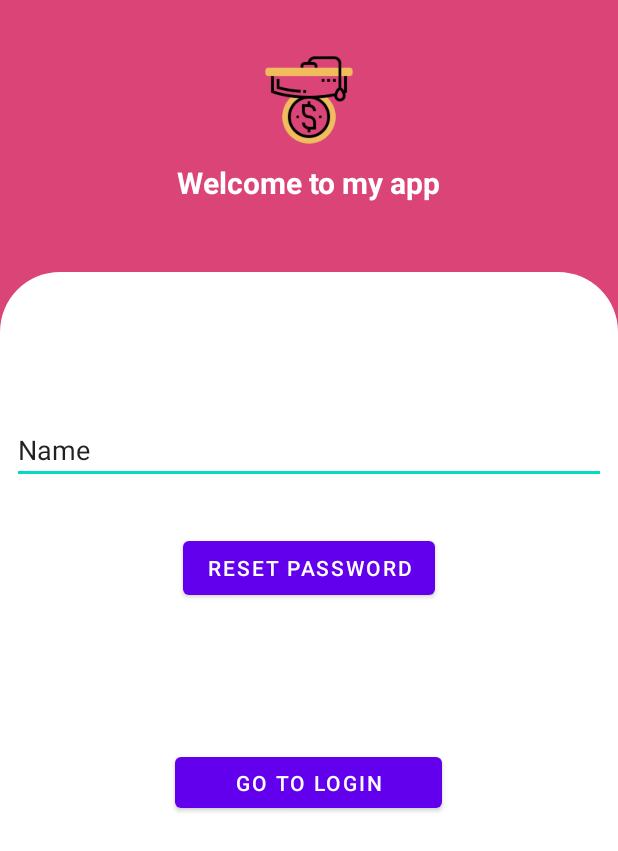
After one commit to quangthuan01/DesigntheTheme, an Android app: the ForgotPassWord screen opened directly, with no data from a screen before it, on a phone screen of 412 x 824 dp. The commit adds this screen. Shown: the top 851 px of the screen. Run offline under Robolectric (Android 15) with nearby library versions, the phone set to English and light mode, and no system bars; our stand-ins replace Firebase (no records; nobody signed in at launch, a user with empty details on screens opened directly).

```diff
--- a/app/src/main/AndroidManifest.xml
+++ b/app/src/main/AndroidManifest.xml
@@ -11,17 +11,15 @@
         android:roundIcon="@mipmap/ic_launcher_round"
         android:supportsRtl="true"
         android:theme="@style/Theme.Thietkegiaodien">
+        <activity android:name=".login.ForgotPassWord"></activity>
         <activity android:name=".login.Login">
             <intent-filter>
                 <action android:name="android.intent.action.MAIN" />
 
                 <category android:name="android.intent.category.LAUNCHER" />
             </intent-filter>
-
         </activity>
-        <activity android:name=".MainActivity">
-
-        </activity>
+        <activity android:name=".MainActivity"></activity>
     </application>
 
 </manifest>
--- /dev/null
+++ b/app/src/main/java/com/example/thietkegiaodien/login/ForgotPassWord.java
@@ -0,0 +1,76 @@
+package com.example.thietkegiaodien.login;
+
+import androidx.annotation.NonNull;
+import androidx.appcompat.app.AppCompatActivity;
+
+import android.content.Intent;
+import android.os.Bundle;
+import android.util.Patterns;
+import android.view.View;
+import android.widget.Button;
+import android.widget.EditText;
+import android.widget.Toast;
+
+import com.example.thietkegiaodien.R;
+import com.google.android.gms.tasks.OnCompleteListener;
+import com.google.android.gms.tasks.Task;
+import com.google.firebase.auth.FirebaseAuth;
+
+public class ForgotPassWord extends AppCompatActivity {
+    EditText enterEmail;
+    Button reSetPass,gotoLogin;
+    FirebaseAuth auth;
+
+    @Override
+    protected void onCreate(Bundle savedInstanceState) {
+        super.onCreate(savedInstanceState);
+        setContentView(R.layout.activity_forgot_pass_word);
+        enterEmail = findViewById(R.id.enterEmail);
+        reSetPass = findViewById(R.id.resetPass);
+        gotoLogin = findViewById(R.id.gotologin);
+        auth = FirebaseAuth.getInstance();
+
+        //gotologin
+        gotoLogin.setOnClickListener(new View.OnClickListener() {
+            @Override
+            public void onClick(View v) {
+                startActivity(new Intent(ForgotPassWord.this,Login.class));
+                finish();
+            }
+        });
+
+        //resetpass
+        reSetPass.setOnClickListener(new View.OnClickListener() {
+            @Override
+            public void onClick(View v) {
+                reSetPassWord();
+            }
+        });
+    }
+
+    private void reSetPassWord() {
+        String email = enterEmail.getText().toString().trim();
+        if (email.isEmpty()) {
+            enterEmail.setError("Email is required!");
+            enterEmail.requestFocus();
+            return;
+        }
+        if (!Patterns.EMAIL_ADDRESS.matcher(email).matches()) {
+            enterEmail.setError("Please provide valid email!");
+            enterEmail.requestFocus();
+            return;
+
+        }
+        auth.sendPasswordResetEmail(email).addOnCompleteListener(new OnCompleteListener<Void>() {
+            @Override
+            public void onComplete(@NonNull Task<Void> task) {
+                if (task.isSuccessful()) {
+                    Toast.makeText(ForgotPassWord.this, "Check your email to reset your password!", Toast.LENGTH_SHORT).show();
+
+                }else{
+                    Toast.makeText(ForgotPassWord.this, "Try again! Something wrong happened! ", Toast.LENGTH_SHORT).show();
+                }
+            }
+        });
+    }
+}
--- a/app/src/main/java/com/example/thietkegiaodien/login/LoginTabFragment.java
+++ b/app/src/main/java/com/example/thietkegiaodien/login/LoginTabFragment.java
@@ -8,6 +8,7 @@ import android.view.View;
 import android.view.ViewGroup;
 import android.widget.Button;
 import android.widget.EditText;
+import android.widget.TextView;
 import android.widget.Toast;
 
 import androidx.annotation.NonNull;
@@ -27,6 +28,7 @@ public class LoginTabFragment extends Fragment {
 
     EditText inputEditTextEmail, inputEditTextPass;
     TextInputLayout inputLayoutEmail, inputLayoutPass;
+    TextView forgetPass;
     FirebaseAuth mAuth;
     Button login;
     float y = 0;
@@ -38,6 +40,7 @@ public class LoginTabFragment extends Fragment {
         inputEditTextPass = mroot.findViewById(R.id.EditTextInputPass);
         inputLayoutEmail = mroot.findViewById(R.id.inputLayoutEmail);
         inputLayoutPass = mroot.findViewById(R.id.inputLayoutPass);
+        forgetPass= mroot.findViewById(R.id.forget_pass);
         login = mroot.findViewById(R.id.btn_login);
         mAuth = FirebaseAuth.getInstance();
 
@@ -95,6 +98,13 @@ public class LoginTabFragment extends Fragment {
             }
         });
 
+        forgetPass.setOnClickListener(new View.OnClickListener() {
+            @Override
+            public void onClick(View v) {
+                startActivity(new Intent(getActivity(),ForgotPassWord.class));
+            }
+        });
+
 
 //        inputLayoutEmail.setTranslationX(900);
 //        inputEditTextEmail.setTranslationX(900);
--- /dev/null
+++ b/app/src/main/res/layout/activity_forgot_pass_word.xml
@@ -0,0 +1,109 @@
+<?xml version="1.0" encoding="utf-8"?>
+<androidx.constraintlayout.widget.ConstraintLayout
+    xmlns:android="http://schemas.android.com/apk/res/android"
+    xmlns:app="http://schemas.android.com/apk/res-auto"
+    xmlns:tools="http://schemas.android.com/tools"
+    android:layout_width="match_parent"
+    android:layout_height="match_parent"
+    tools:context=".MainActivity">
+
+    <ImageView
+        android:id="@+id/imageView"
+        android:layout_width="wrap_content"
+        android:layout_height="0dp"
+        android:scaleType="centerCrop"
+        android:src="@drawable/header_backround"
+        app:layout_constraintBottom_toBottomOf="parent"
+        app:layout_constraintEnd_toEndOf="parent"
+        app:layout_constraintHeight_percent=".27"
+        app:layout_constraintStart_toStartOf="parent"
+        app:layout_constraintTop_toTopOf="parent"
+        app:layout_constraintVertical_bias="0" />
+
+    <androidx.constraintlayout.widget.ConstraintLayout
+        android:id="@+id/constraintLayout"
+        android:layout_width="match_parent"
+        android:layout_height="0dp"
+        android:background="@drawable/mview_backround"
+        app:layout_constraintBottom_toBottomOf="parent"
+        app:layout_constraintEnd_toEndOf="parent"
+        app:layout_constraintHeight_percent=".78"
+        app:layout_constraintStart_toStartOf="parent"
+        app:layout_constraintTop_toTopOf="parent"
+        app:layout_constraintVertical_bias="1">
+
+
+        <EditText
+            android:id="@+id/enterEmail"
+            android:layout_width="0dp"
+            android:layout_height="wrap_content"
+            android:layout_marginStart="8dp"
+            android:layout_marginLeft="8dp"
+            android:layout_marginTop="96dp"
+            android:layout_marginEnd="8dp"
+            android:layout_marginRight="8dp"
+            android:layout_marginBottom="100dp"
+            android:ems="10"
+            android:inputType="textPersonName"
+            android:text="Name"
+            app:layout_constraintBottom_toTopOf="@+id/resetPass"
+            app:layout_constraintEnd_toEndOf="parent"
+            app:layout_constraintStart_toStartOf="parent"
+            app:layout_constraintTop_toTopOf="parent" />
+
+        <Button
+            android:id="@+id/resetPass"
+            android:layout_width="wrap_content"
+            android:layout_height="wrap_content"
+            android:layout_marginStart="8dp"
+            android:layout_marginLeft="8dp"
+            android:layout_marginTop="32dp"
+            android:layout_marginEnd="8dp"
+            android:layout_marginRight="8dp"
+            android:text="Reset PassWord"
+            app:layout_constraintEnd_toEndOf="parent"
+            app:layout_constraintStart_toStartOf="parent"
+            app:layout_constraintTop_toBottomOf="@+id/enterEmail" />
+
+        <Button
+            android:id="@+id/gotologin"
+            android:layout_width="178dp"
+            android:layout_height="46dp"
+            android:layout_marginStart="148dp"
+            android:layout_marginLeft="148dp"
+            android:layout_marginTop="96dp"
+            android:layout_marginEnd="169dp"
+            android:layout_marginRight="169dp"
+            android:text="go to login"
+            app:layout_constraintEnd_toEndOf="parent"
+            app:layout_constraintHorizontal_bias="0.38"
+            app:layout_constraintStart_toStartOf="parent"
+            app:layout_constraintTop_toBottomOf="@+id/resetPass" />
+
+    </androidx.constraintlayout.widget.ConstraintLayout>
+
+    <ImageView
+        android:id="@+id/imageView2"
+        android:layout_width="60dp"
+        android:layout_height="60dp"
+        android:src="@drawable/logo"
+        app:layout_constraintBottom_toTopOf="@+id/constraintLayout"
+        app:layout_constraintEnd_toEndOf="parent"
+        app:layout_constraintStart_toStartOf="parent"
+        app:layout_constraintTop_toTopOf="@+id/imageView"
+        app:layout_constraintVertical_bias=".3" />
+
+    <TextView
+        android:layout_width="wrap_content"
+        android:layout_height="wrap_content"
+        android:text="Welcome to my app"
+        android:textColor="@color/white"
+        android:textStyle="bold"
+        android:textSize="20sp"
+        app:layout_constraintVertical_bias=".2"
+        app:layout_constraintBottom_toTopOf="@+id/constraintLayout"
+        app:layout_constraintEnd_toEndOf="parent"
+        app:layout_constraintStart_toStartOf="parent"
+        app:layout_constraintTop_toBottomOf="@+id/imageView2" />
+
+</androidx.constraintlayout.widget.ConstraintLayout>
```
